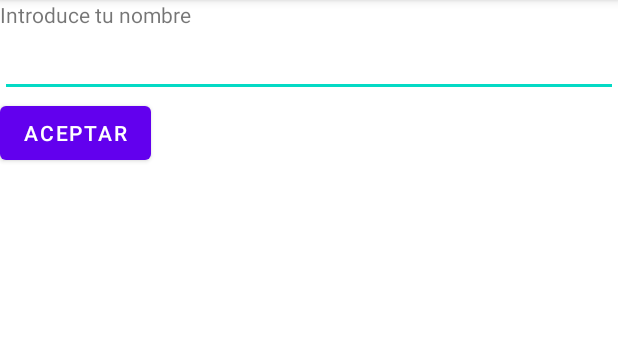
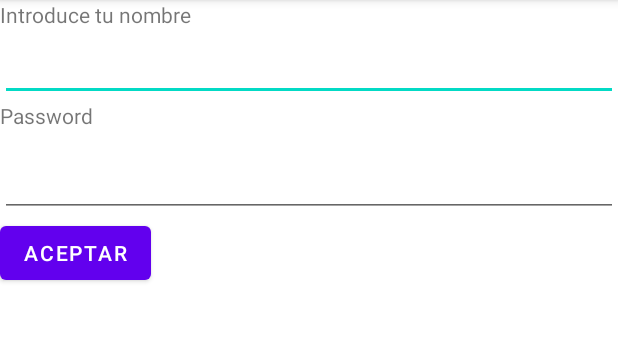
Before and after one commit to danizq303/TestInterfaces, an Android app: the screen it shows after launch (MainActivity), on a phone screen of 412 x 824 dp, the part 84-426 px from its top. Run offline under Robolectric (Android 15) with nearby library versions, the phone set to English and light mode, and no system bars.

Commit message:
26/10/22 11:10

```diff
--- a/DI/AppSencilla/app/src/main/java/com/example/appsencilla/MainActivity.kt
+++ b/DI/AppSencilla/app/src/main/java/com/example/appsencilla/MainActivity.kt
@@ -1,5 +1,6 @@
 package com.example.appsencilla
 
+import android.annotation.SuppressLint
 import android.content.Intent
 import androidx.appcompat.app.AppCompatActivity
 import android.os.Bundle
@@ -9,13 +10,16 @@ import android.widget.EditText
 class MainActivity : AppCompatActivity() {
     private lateinit var txtNombre : EditText
     private lateinit var btnAceptar : Button
+    private lateinit var txtPass : EditText
 
+    @SuppressLint("MissingInflatedId")
     override fun onCreate(savedInstanceState: Bundle?) {
         super.onCreate(savedInstanceState)
         setContentView(R.layout.activity_main)
 
         //Obtenemos una referencia a los controles de la interfaz
         txtNombre = findViewById(R.id.txtNombre)
+        txtPass = findViewById(R.id.editTextTextPassword)
         btnAceptar = findViewById(R.id.btnAceptar)
 
         btnAceptar.setOnClickListener {
@@ -23,6 +27,7 @@ class MainActivity : AppCompatActivity() {
             val intent = Intent(this@MainActivity, SaludoActivity::class.java)
             //Añadimos al intent la información a pasar entre actividades
             intent.putExtra("NOMBRE", txtNombre.text.toString())
+            intent.putExtra("PASS", txtPass.text.toString())
             //Iniciamos la nueva actividad
             startActivity(intent)
         }
--- a/DI/AppSencilla/app/src/main/java/com/example/appsencilla/SaludoActivity.kt
+++ b/DI/AppSencilla/app/src/main/java/com/example/appsencilla/SaludoActivity.kt
@@ -16,8 +16,9 @@ class SaludoActivity : AppCompatActivity() {
         //Obtenemos una referencia a los controles de la interfaz
         txtSaludo = findViewById(R.id.txtSaludo)
         //Recuperamos la información pasada en el intent
-        val saludo = intent.getStringExtra("NOMBRE")
+        val nombre = intent.getStringExtra("NOMBRE")
+        val pass = intent.getStringExtra("PASS")
         //Construimos el mensaje a mostrar
-        txtSaludo.text = "Hola $saludo"
+        txtSaludo.text = "Hola $nombre, tu password es $pass"
     }
 }
--- a/DI/AppSencilla/app/src/main/res/layout/activity_main.xml
+++ b/DI/AppSencilla/app/src/main/res/layout/activity_main.xml
@@ -8,12 +8,31 @@
         android:layout_width="wrap_content"
         android:layout_height="wrap_content"
         android:text="@string/nombre" />
-    <EditText android:id="@+id/txtNombre"
+
+    <EditText
+        android:id="@+id/txtNombre"
         android:layout_width="match_parent"
         android:layout_height="wrap_content"
-        android:inputType="text" />
+        android:inputType="text"
+        android:minHeight="48dp" />
+
+    <TextView
+        android:id="@+id/passwd"
+        android:layout_width="match_parent"
+        android:layout_height="29dp"
+        android:text="@string/password" />
+
+    <EditText
+        android:id="@+id/editTextTextPassword"
+        android:layout_width="match_parent"
+        android:layout_height="wrap_content"
+        android:ems="10"
+        android:inputType="textPassword"
+        android:minHeight="48dp" />
+
     <Button android:id="@+id/btnAceptar"
         android:layout_width="wrap_content"
         android:layout_height="wrap_content"
         android:text="@string/aceptar" />
+
 </LinearLayout>
--- a/DI/AppSencilla/app/src/main/res/values/strings.xml
+++ b/DI/AppSencilla/app/src/main/res/values/strings.xml
@@ -2,4 +2,5 @@
     <string name="app_name">AppSencilla</string>
     <string name="nombre">Introduce tu nombre</string>
     <string name="aceptar">Aceptar</string>
+    <string name="password">Password</string>
 </resources>
```
